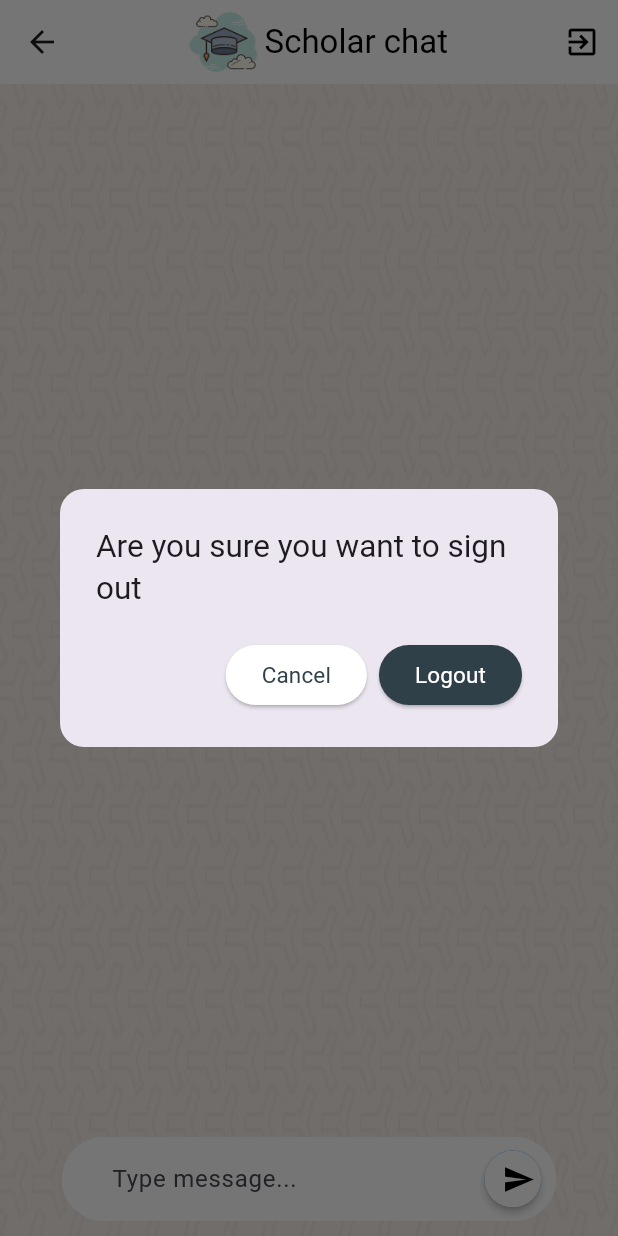
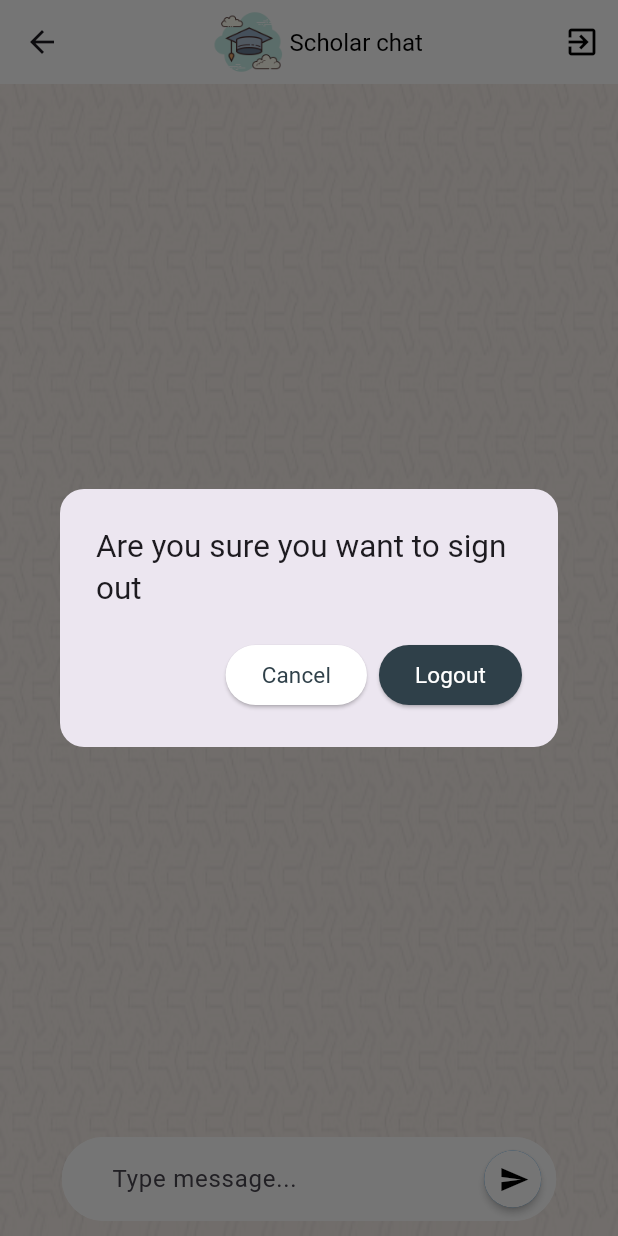
Before and after one commit to moelhewehy7/chat, a Flutter app: the ChatPage screen opened directly with empty values, after a tap on the "exit to app" icon, on a phone screen of 412 x 824 dp. Run offline on Flutter 3.47's test engine with Material 3 defaults, Android fonts, the phone set to English and light mode, and no system bars; our stand-ins replace cloud_firestore, firebase_auth, firebase_core, flutter_bloc, flutter_spinkit, rive; accounts and stored records are empty.

```diff
--- a/lib/custom_widgets/custom_button.dart
+++ b/lib/custom_widgets/custom_button.dart
@@ -22,7 +22,7 @@ class CustomButon extends StatelessWidget {
           child: Text(
             text,
             style: const TextStyle(
-                color: Colors.black, fontSize: 18, fontWeight: FontWeight.w400),
+                color: Colors.black, fontSize: 16, fontWeight: FontWeight.w400),
           )),
     );
   }
--- a/lib/custom_widgets/custom_text_field.dart
+++ b/lib/custom_widgets/custom_text_field.dart
@@ -26,8 +26,9 @@ class CustomTextFormField extends StatelessWidget {
         label: Text(
           label!,
           style: const TextStyle(
-              color: Color.fromARGB(255, 45, 47, 47),
-              fontWeight: FontWeight.w300),
+              fontSize: 15,
+              color: Color.fromARGB(211, 45, 47, 47),
+              fontWeight: FontWeight.w100),
         ),
         focusedBorder: buildborder(color: const Color(0xFF363737)),
         enabledBorder: buildborder(color: const Color(0xffcbcecf)),
--- a/lib/custom_widgets/send_text_field.dart
+++ b/lib/custom_widgets/send_text_field.dart
@@ -61,17 +61,17 @@ class SendTextField extends StatelessWidget {
                     }
                   },
                   style: ElevatedButton.styleFrom(
-                    padding: const EdgeInsets.all(12.0),
+                    padding: const EdgeInsets.only(left: 2),
                     backgroundColor: Colors.white,
                     shape: const CircleBorder(),
                     elevation: 2,
                   ),
-                  child: const IconTheme(
+                  child: IconTheme(
                     data: IconThemeData(
                       color: Colors.black,
-                      size: 22,
+                      size: width * 0.05,
                     ),
-                    child: Icon(Icons.send),
+                    child: const Center(child: Icon(Icons.send)),
                   ),
                 ),
               ),
--- a/lib/custom_widgets/signin_choices_container.dart
+++ b/lib/custom_widgets/signin_choices_container.dart
@@ -20,7 +20,7 @@ class SigninChoicesContainer extends StatelessWidget {
       onTap: (() {}),
       child: Container(
         height: height * 0.06,
-        width: width * .3,
+        width: width * .35,
         decoration: BoxDecoration(
           borderRadius: BorderRadius.circular(10),
           border: Border.all(
@@ -38,7 +38,7 @@ class SigninChoicesContainer extends StatelessWidget {
             const SizedBox(width: 8),
             Text(
               text,
-              style: const TextStyle(fontSize: 16, fontWeight: FontWeight.w400),
+              style: const TextStyle(fontSize: 15, fontWeight: FontWeight.w400),
             ),
           ],
         ),
--- a/lib/views/chat_page.dart
+++ b/lib/views/chat_page.dart
@@ -48,7 +48,7 @@ class _ChatPageState extends State<ChatPage> {
                   Image.asset(kscholarlogo, height: 55),
                   const Text(
                     "Scholar chat",
-                    style: TextStyle(color: Colors.black),
+                    style: TextStyle(color: Colors.black, fontSize: 16),
                   )
                 ])),
             body: Stack(children: [
--- a/lib/views/login_page.dart
+++ b/lib/views/login_page.dart
@@ -147,7 +147,7 @@ class _LoginPageState extends State<LoginPage> {
                                       'Or login with',
                                       style: TextStyle(
                                         fontWeight: FontWeight.w400,
-                                        fontSize: 16,
+                                        fontSize: 15,
                                       ),
                                     ),
                                   ),
```
Also changed, not shown: pubspec.yaml (+7 -0 lines), pubspec.lock, 27 other files.
